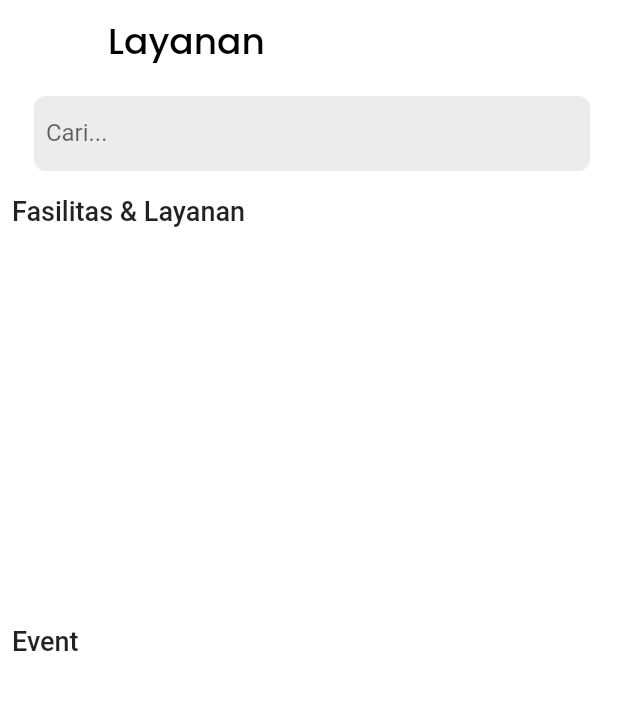
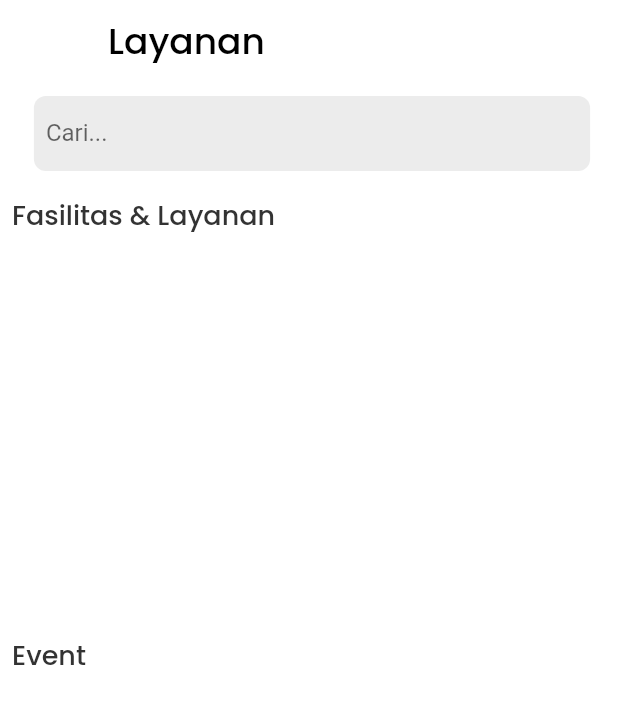
Before and after one commit to elhazent/SMKDEV, a Flutter app: the ServicePage screen opened directly, on a phone screen of 412 x 824 dp. Shown: the top 704 px of the screen. Run offline on Flutter 3.47's test engine with Material 2 defaults, Android fonts, the phone set to English and light mode, and no system bars; our stand-ins replace flushbar, flutter_svg, shared_preferences, shimmer; missing offline and left inert: carousel_widget; accounts and stored records are empty; network calls fail; statements that could not run were skipped.

Commit message:
add variable font change primary color

```diff
--- a/lib/constants.dart
+++ b/lib/constants.dart
@@ -11,8 +11,8 @@ class DefaultModul{
 }
 
 class DefaultColor{
-  static final buttonPrimary = Colors.grey.withOpacity(0.4);
-  static final primaryColor = Colors.blue;
+  static final textPrimary = Color(0xff333333);
+  static final primaryColor = Color(0xff2962FF);
   static final secondaryColor = Color(0xffC1B265);
   static final background = Colors.grey.shade200;
   static final textField = Color(0xFFDDDDDD).withOpacity(0.5);
@@ -76,3 +76,7 @@ class DefaultImageLocation {
   static const String contoh = 'assets/images/contoh.jpg';
 
 }
+
+class DefaultFont {
+  static const String PoppinsFont = 'Poppins';
+}
```
